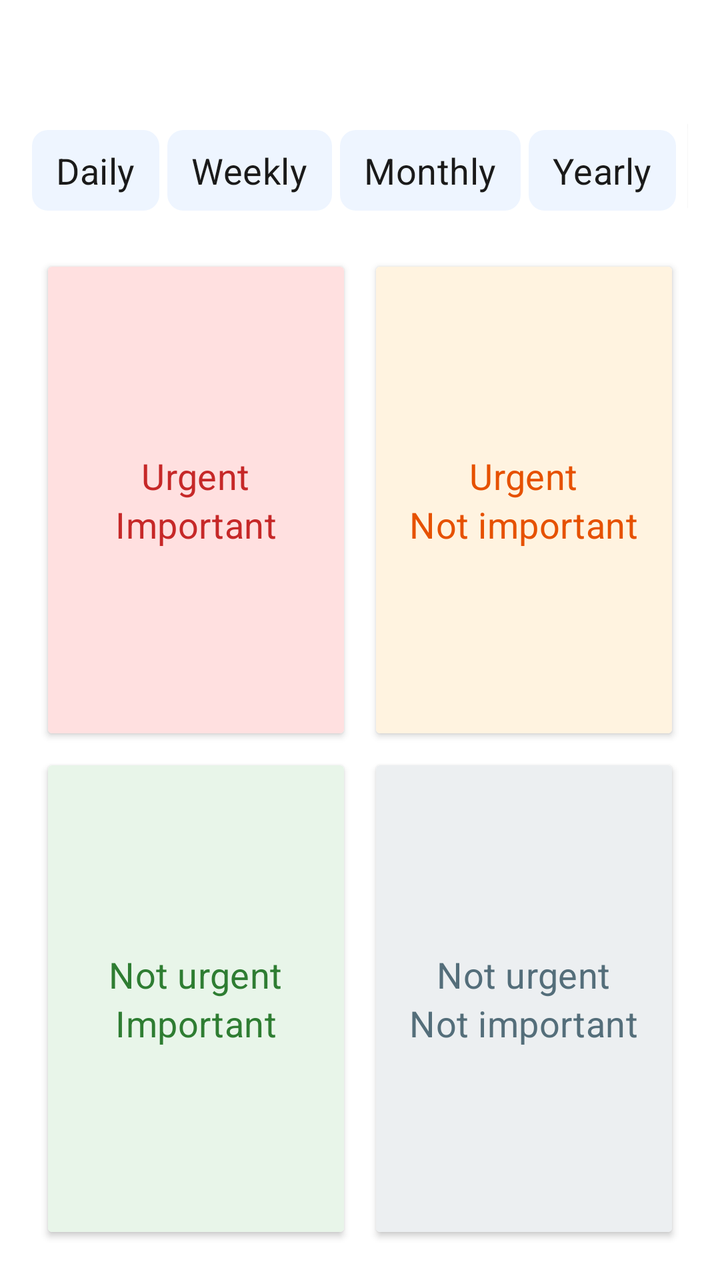
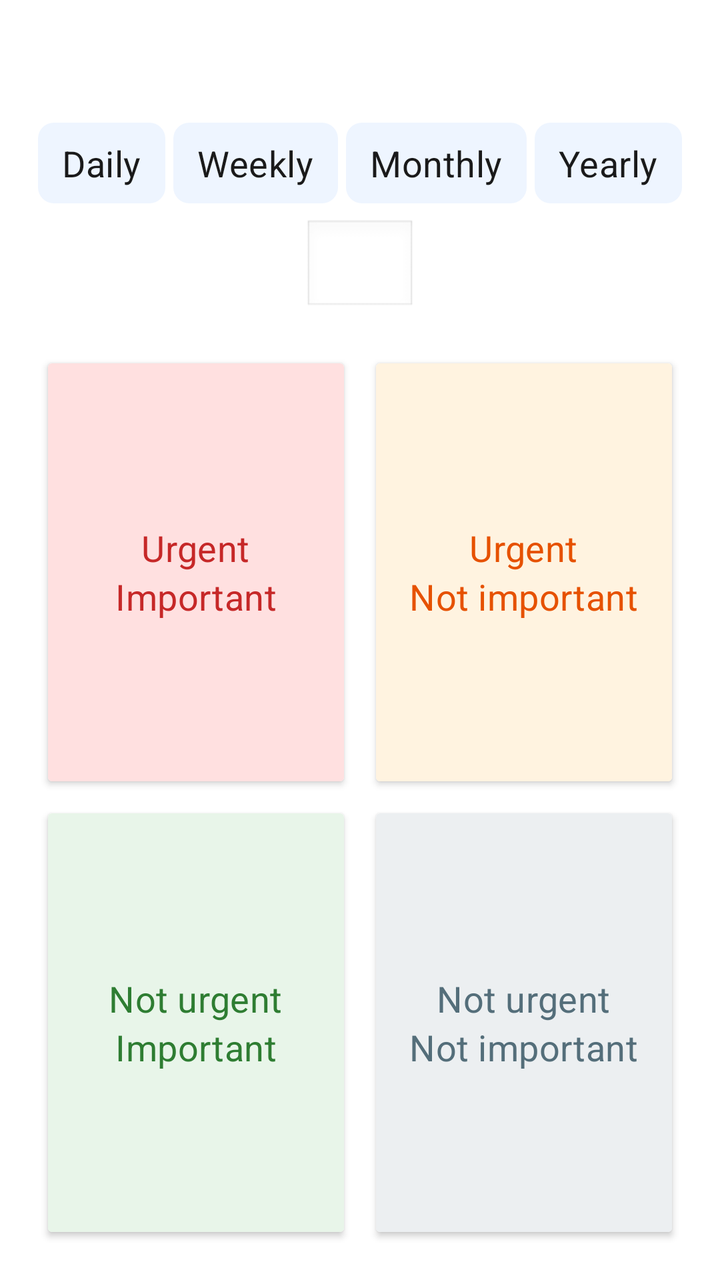

Two renders of the same Android screen: before a commit and after it. Below are the layout's source before the change and the commit's diff.
<!-- AndroidManifest.xml: application theme Theme.JustNow -->
<!-- res/layout/fragment_quadrant.xml -->
<?xml version="1.0" encoding="utf-8"?>
<LinearLayout xmlns:android="http://schemas.android.com/apk/res/android"
    android:layout_width="match_parent"
    android:layout_height="match_parent"
    android:orientation="vertical"
    android:padding="16dp"
    android:gravity="center">

    
    <TextView
        android:id="@+id/tv_draft_summary"
        android:layout_width="match_parent"
        android:layout_height="wrap_content"
        android:textAppearance="@style/TextAppearance.JustNow.Title"
        android:gravity="center"
        android:textColor="@color/text_primary"
        android:layout_marginBottom="16dp" />

    
    <LinearLayout
        android:id="@+id/ll_completion_mode"
        android:layout_width="wrap_content"
        android:layout_height="wrap_content"
        android:layout_gravity="center"
        android:orientation="horizontal"
        android:layout_marginBottom="16dp"
        android:gravity="center_vertical"
        android:contentDescription="完成模式">

        <TextView
            android:id="@+id/chip_mode_daily"
            android:layout_width="wrap_content"
            android:layout_height="wrap_content"
            android:layout_marginEnd="4dp"
            android:paddingStart="12dp"
            android:paddingEnd="12dp"
            android:paddingTop="8dp"
            android:paddingBottom="8dp"
            android:gravity="center"
            android:background="@drawable/bg_day_chip"
            android:textAppearance="@style/TextAppearance.JustNow.Body"
            android:textColor="@color/chip_day_text"
            android:text="@string/s_mode_daily"
            android:clickable="true"
            android:focusable="true" />

        <TextView
            android:id="@+id/chip_mode_weekly"
            android:layout_width="wrap_content"
            android:layout_height="wrap_content"
            android:layout_marginEnd="4dp"
            android:paddingStart="12dp"
            android:paddingEnd="12dp"
            android:paddingTop="8dp"
            android:paddingBottom="8dp"
            android:gravity="center"
            android:background="@drawable/bg_day_chip"
            android:textAppearance="@style/TextAppearance.JustNow.Body"
            android:textColor="@color/chip_day_text"
            android:text="@string/s_mode_weekly"
            android:clickable="true"
            android:focusable="true" />

        <TextView
            android:id="@+id/chip_mode_monthly"
            android:layout_width="wrap_content"
            android:layout_height="wrap_content"
            android:layout_marginEnd="4dp"
            android:paddingStart="12dp"
            android:paddingEnd="12dp"
            android:paddingTop="8dp"
            android:paddingBottom="8dp"
            android:gravity="center"
            android:background="@drawable/bg_day_chip"
            android:textAppearance="@style/TextAppearance.JustNow.Body"
            android:textColor="@color/chip_day_text"
            android:text="@string/s_mode_monthly"
            android:clickable="true"
            android:focusable="true" />

        <TextView
            android:id="@+id/chip_mode_yearly"
            android:layout_width="wrap_content"
            android:layout_height="wrap_content"
            android:paddingStart="12dp"
            android:paddingEnd="12dp"
            android:paddingTop="8dp"
            android:paddingBottom="8dp"
            android:gravity="center"
            android:background="@drawable/bg_day_chip"
            android:textAppearance="@style/TextAppearance.JustNow.Body"
            android:textColor="@color/chip_day_text"
            android:text="@string/s_mode_yearly"
            android:clickable="true"
            android:focusable="true"
            android:layout_marginEnd="4dp" />

        <EditText
            android:id="@+id/et_quota"
            android:layout_width="56dp"
            android:layout_height="wrap_content"
            android:inputType="number"
            android:text=""
            android:textAlignment="center"
            android:background="@android:drawable/edit_text"
            android:textAppearance="@style/TextAppearance.JustNow.Body"
            android:enabled="false" />

        <TextView
            android:id="@+id/tv_quota_hint"
            android:layout_width="wrap_content"
            android:layout_height="wrap_content"
            android:layout_marginStart="4dp"
            android:textAppearance="@style/TextAppearance.JustNow.Caption"
            android:layout_gravity="center_vertical"
            android:visibility="gone" />
    </LinearLayout>

    
    <GridLayout
        android:layout_width="match_parent"
        android:layout_height="0dp"
        android:layout_weight="1"
        android:columnCount="2"
        android:rowCount="2">

        
        <androidx.cardview.widget.CardView
            android:layout_width="0dp"
            android:layout_height="0dp"
            android:layout_columnWeight="1"
            android:layout_rowWeight="1"
            android:layout_margin="8dp"
            android:clickable="true"
            android:focusable="true"
            android:foreground="?attr/selectableItemBackground"
            android:contentDescription="@string/cd_quadrant_urgent_important"
            android:id="@+id/cv_urgent_important">

            <LinearLayout
                android:layout_width="match_parent"
                android:layout_height="match_parent"
                android:orientation="vertical"
                android:gravity="center"
                android:padding="16dp"
                android:background="@color/quadrant_bg_0">

                <TextView android:layout_width="wrap_content" android:layout_height="wrap_content" android:text="@string/s_urgent" android:textAppearance="@style/TextAppearance.JustNow.Body" android:textColor="@color/quadrant_urgent_important" />
                <TextView android:layout_width="wrap_content" android:layout_height="wrap_content" android:text="@string/s_important" android:textAppearance="@style/TextAppearance.JustNow.Body" android:textColor="@color/quadrant_urgent_important" />
            </LinearLayout>

        </androidx.cardview.widget.CardView>

        
        <androidx.cardview.widget.CardView
            android:layout_width="0dp"
            android:layout_height="0dp"
            android:layout_columnWeight="1"
            android:layout_rowWeight="1"
            android:layout_margin="8dp"
            android:clickable="true"
            android:focusable="true"
            android:foreground="?attr/selectableItemBackground"
            android:contentDescription="@string/cd_quadrant_urgent_not_important"
            android:id="@+id/cv_urgent_not_important">

            <LinearLayout
                android:layout_width="match_parent"
                android:layout_height="match_parent"
                android:orientation="vertical"
                android:gravity="center"
                android:padding="16dp"
                android:background="@color/quadrant_bg_1">

                <TextView android:layout_width="wrap_content" android:layout_height="wrap_content" android:text="@string/s_urgent" android:textAppearance="@style/TextAppearance.JustNow.Body" android:textColor="@color/quadrant_urgent_not_important" />
                <TextView android:layout_width="wrap_content" android:layout_height="wrap_content" android:text="@string/s_not_important" android:textAppearance="@style/TextAppearance.JustNow.Body" android:textColor="@color/quadrant_urgent_not_important" />
            </LinearLayout>

        </androidx.cardview.widget.CardView>

        
        <androidx.cardview.widget.CardView
            android:layout_width="0dp"
            android:layout_height="0dp"
            android:layout_columnWeight="1"
            android:layout_rowWeight="1"
            android:layout_margin="8dp"
            android:clickable="true"
            android:focusable="true"
            android:foreground="?attr/selectableItemBackground"
            android:contentDescription="@string/cd_quadrant_not_urgent_important"
            android:id="@+id/cv_not_urgent_important">

            <LinearLayout
                android:layout_width="match_parent"
                android:layout_height="match_parent"
                android:orientation="vertical"
                android:gravity="center"
                android:padding="16dp"
                android:background="@color/quadrant_bg_2">

                <TextView android:layout_width="wrap_content" android:layout_height="wrap_content" android:text="@string/s_not_urgent" android:textAppearance="@style/TextAppearance.JustNow.Body" android:textColor="@color/quadrant_not_urgent_important" />
                <TextView android:layout_width="wrap_content" android:layout_height="wrap_content" android:text="@string/s_important" android:textAppearance="@style/TextAppearance.JustNow.Body" android:textColor="@color/quadrant_not_urgent_important" />
            </LinearLayout>

        </androidx.cardview.widget.CardView>

        
        <androidx.cardview.widget.CardView
            android:layout_width="0dp"
            android:layout_height="0dp"
            android:layout_columnWeight="1"
            android:layout_rowWeight="1"
            android:layout_margin="8dp"
            android:clickable="true"
            android:focusable="true"
            android:foreground="?attr/selectableItemBackground"
            android:contentDescription="@string/cd_quadrant_not_urgent_not_important"
            android:id="@+id/cv_not_urgent_not_important">

            <LinearLayout
                android:layout_width="match_parent"
                android:layout_height="match_parent"
                android:orientation="vertical"
                android:gravity="center"
                android:padding="16dp"
                android:background="@color/quadrant_bg_3">

                <TextView android:layout_width="wrap_content" android:layout_height="wrap_content" android:text="@string/s_not_urgent" android:textAppearance="@style/TextAppearance.JustNow.Body" android:textColor="@color/quadrant_not_urgent_not_important" />
                <TextView android:layout_width="wrap_content" android:layout_height="wrap_content" android:text="@string/s_not_important" android:textAppearance="@style/TextAppearance.JustNow.Body" android:textColor="@color/quadrant_not_urgent_not_important" />
            </LinearLayout>

        </androidx.cardview.widget.CardView>

    </GridLayout>


</LinearLayout>
<!-- resources referenced by this layout -->
<resources>
  <color name="quadrant_bg_0">#FFE0E0</color>
  <color name="quadrant_bg_1">#FFF3E0</color>
  <color name="quadrant_bg_2">#E8F5E9</color>
  <color name="quadrant_bg_3">#ECEFF1</color>
  <color name="quadrant_not_urgent_important">#2E7D32</color>
  <color name="quadrant_not_urgent_not_important">#546E7A</color>
  <color name="quadrant_urgent_important">#C62828</color>
  <color name="quadrant_urgent_not_important">#E65100</color>
  <color name="text_primary">#1A1A1A</color>
  <string name="cd_quadrant_not_urgent_important">Not urgent but important</string>
  <string name="cd_quadrant_not_urgent_not_important">Not urgent and not important</string>
  <string name="cd_quadrant_urgent_important">Urgent and important</string>
  <string name="cd_quadrant_urgent_not_important">Urgent but not important</string>
  <string name="s_important">Important</string>
  <string name="s_mode_daily">Daily</string>
  <string name="s_mode_monthly">Monthly</string>
  <string name="s_mode_weekly">Weekly</string>
  <string name="s_mode_yearly">Yearly</string>
  <string name="s_not_important">Not important</string>
  <string name="s_not_urgent">Not urgent</string>
  <string name="s_urgent">Urgent</string>
  <style name="TextAppearance.JustNow.Body" parent="TextAppearance.MaterialComponents.Subtitle1">
          <item name="android:textSize">@dimen/text_size_body</item>
      </style>
  <style name="TextAppearance.JustNow.Caption" parent="TextAppearance.MaterialComponents.Caption">
          <item name="android:textSize">@dimen/text_size_caption</item>
      </style>
  <style name="TextAppearance.JustNow.Title" parent="TextAppearance.MaterialComponents.Headline6">
          <item name="android:textSize">@dimen/text_size_title</item>
      </style>
  <color name="tag_normal">#1A73E8</color>
  <color name="period_edit_chip_background">#EEF5FF</color>
  <dimen name="text_size_body">18sp</dimen>
  <dimen name="text_size_caption">16sp</dimen>
  <dimen name="text_size_title">22sp</dimen>
  <color name="purple_500">#FF6200EE</color>
  <color name="purple_700">#FF3700B3</color>
  <color name="white">#FFFFFFFF</color>
  <color name="teal_200">#FF03DAC5</color>
  <color name="teal_700">#FF018786</color>
  <color name="black">#FF000000</color>
  <style name="TextAppearance.JustNow.Dialog.Title" parent="TextAppearance.JustNow.Title">
          <item name="android:textColor">@color/text_primary</item>
      </style>
  <color name="text_secondary">#757575</color>
  <style name="TextAppearance.JustNow.Dialog.Body" parent="TextAppearance.JustNow.Body">
          <item name="android:textColor">@color/text_primary</item>
      </style>
  <style name="Widget.JustNow.Dialog.Button" parent="Widget.MaterialComponents.Button.TextButton.Dialog">
          <item name="android:textAppearance">@style/TextAppearance.JustNow.Dialog.Button</item>
          <item name="android:textColor">@color/dialog_primary_action_text</item>
          <item name="textAllCaps">false</item>
      </style>
  <style name="Widget.JustNow.Dialog.Button.Secondary" parent="Widget.MaterialComponents.Button.TextButton.Dialog">
          <item name="android:textAppearance">@style/TextAppearance.JustNow.Dialog.Button.Secondary</item>
          <item name="android:textColor">@color/dialog_action_text</item>
          <item name="textAllCaps">false</item>
      </style>
  <style name="TextAppearance.JustNow.Dialog.Button" parent="TextAppearance.JustNow.Body">
          <item name="android:textColor">@color/dialog_primary_action_text</item>
      </style>
  <style name="TextAppearance.JustNow.Dialog.Button.Secondary" parent="TextAppearance.JustNow.Body">
          <item name="android:textColor">@color/dialog_action_text</item>
      </style>
  <!-- unchanged entries left out for length: 3 -->
</resources>

<!-- the commit's change to res/layout/fragment_quadrant.xml (unified diff, before → after) -->
@@ -23,8 +23,7 @@
         android:layout_height="wrap_content"
         android:layout_gravity="center"
         android:orientation="horizontal"
-        android:layout_marginBottom="16dp"
-        android:gravity="center_vertical"
+        android:layout_marginBottom="8dp"
         android:contentDescription="完成模式">
 
         <TextView
@@ -92,8 +91,17 @@
             android:textColor="@color/chip_day_text"
             android:text="@string/s_mode_yearly"
             android:clickable="true"
-            android:focusable="true"
-            android:layout_marginEnd="4dp" />
+            android:focusable="true" />
+    </LinearLayout>
+
+    
+    <LinearLayout
+        android:id="@+id/ll_quota_input"
+        android:layout_width="wrap_content"
+        android:layout_height="wrap_content"
+        android:layout_gravity="center"
+        android:orientation="horizontal"
+        android:layout_marginBottom="16dp">
 
         <EditText
             android:id="@+id/et_quota"
